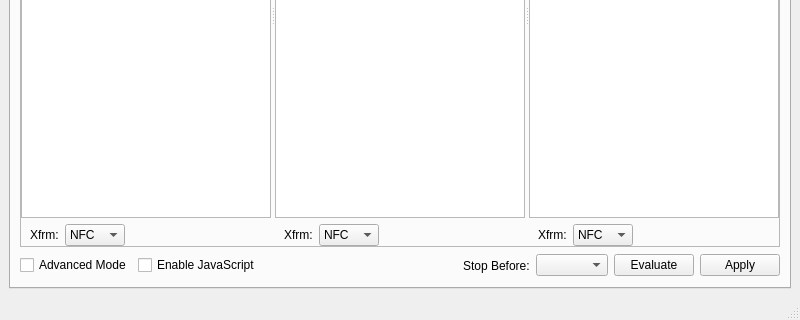
Old version of the form ui/MainWindow.ui in the repository Sirraide/smyth; both pictures show x 0 to 800 and y 280 to 600 of the 800 by 600 pixel window.
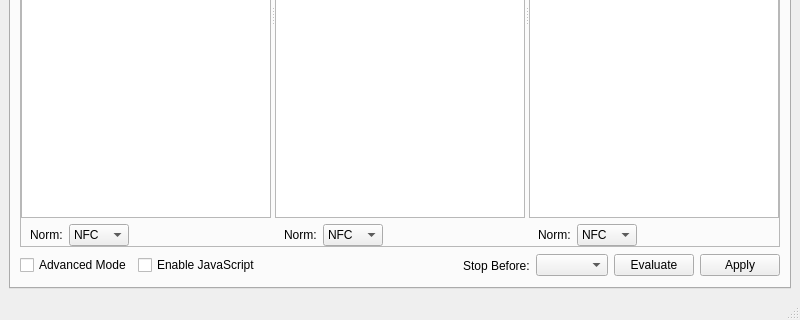
New version of the form. The open tabs and pages were chosen to show the change. Custom widgets are drawn as their Qt base class.

Diff of the .ui file:
```diff
--- a/ui/MainWindow.ui
+++ b/ui/MainWindow.ui
@@ -130,7 +130,7 @@
                   <item>
                    <widget class="QLabel" name="sca_label_input_norm">
                     <property name="text">
-                     <string>Xfrm:</string>
+                     <string>Norm:</string>
                     </property>
                    </widget>
                   </item>
@@ -249,7 +249,7 @@
                   <item>
                    <widget class="QLabel" name="sca_label_changes_norm">
                     <property name="text">
-                     <string>Xfrm:</string>
+                     <string>Norm:</string>
                     </property>
                    </widget>
                   </item>
@@ -357,7 +357,7 @@
                   <item>
                    <widget class="QLabel" name="sca_label_output_norm">
                     <property name="text">
-                     <string>Xfrm:</string>
+                     <string>Norm:</string>
                     </property>
                    </widget>
                   </item>
```
Left out of the diff: 2 changed lines with no effect on the pictures.
